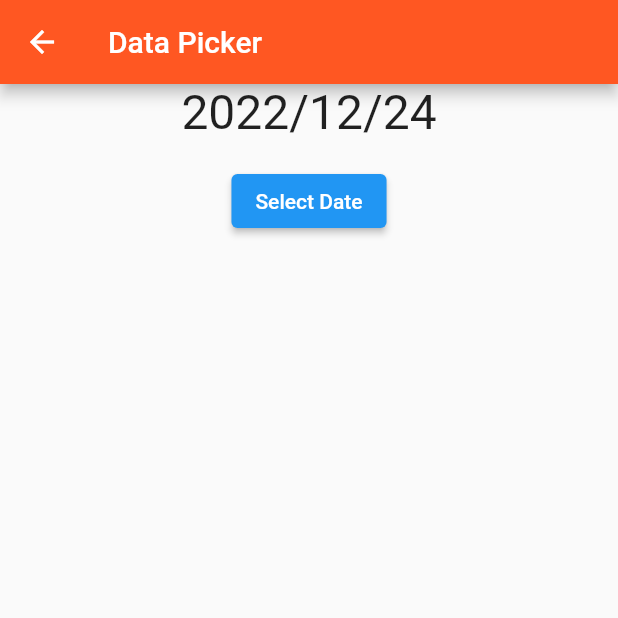
After one commit to Kzz-Josh/app04_componentes, a Flutter app: the SelectionPage screen opened directly, on a phone screen of 412 x 824 dp, the top half of it. The commit adds this screen. Run offline on Flutter 3.47's test engine with Material 2 defaults, Android fonts, the phone set to English and light mode, and no system bars; our stand-ins replace google_fonts; network calls fail.

Commit message:
Data picker avance

```diff
--- /dev/null
+++ b/lib/pages/selection_page.dart
@@ -0,0 +1,47 @@
+import 'package:flutter/material.dart';
+
+class SelectionPage extends StatefulWidget {
+  const SelectionPage({super.key});
+
+  @override
+  State<SelectionPage> createState() => _SelectionPageState();
+}
+
+class _SelectionPageState extends State<SelectionPage> {
+  DateTime date = DateTime(2022, 12, 24);
+  @override
+  Widget build(BuildContext context) => Scaffold(
+        appBar: AppBar(
+          backgroundColor: Colors.deepOrange,
+          title: Text("Data Picker"),
+        ),
+        body: Center(
+          child: Column(
+            mainAxisAlignment: MainAxisAlignment.start,
+            children: [
+              Text(
+                '${date.year}/${date.month}/${date.day}',
+                style: TextStyle(fontSize: 32),
+              ),
+              const SizedBox(
+                height: 16,
+              ),
+              ElevatedButton(
+                child: Text('Select Date'),
+                onPressed: () async {
+                  DateTime? newDate = await showDatePicker(
+                    context: context,
+                    initialDate: date,
+                    firstDate: DateTime(1900),
+                    lastDate: DateTime(2100),
+                  );
+                  if (newDate == null) return;
+
+                  setState(() => date = newDate);
+                },
+              ),
+            ],
+          ),
+        ),
+      );
+}
```
Also changed, not shown: lib/pages/alert_page.dart (+77 -5 lines), lib/pages/home_page.dart (+10 -0 lines), lib/pages/input_page.dart (added, +95 -0 lines).
